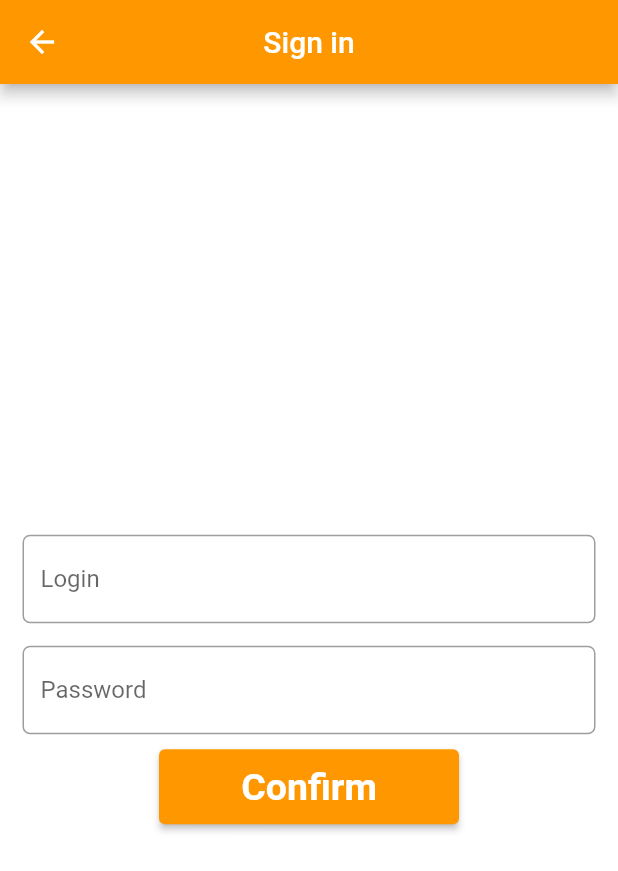
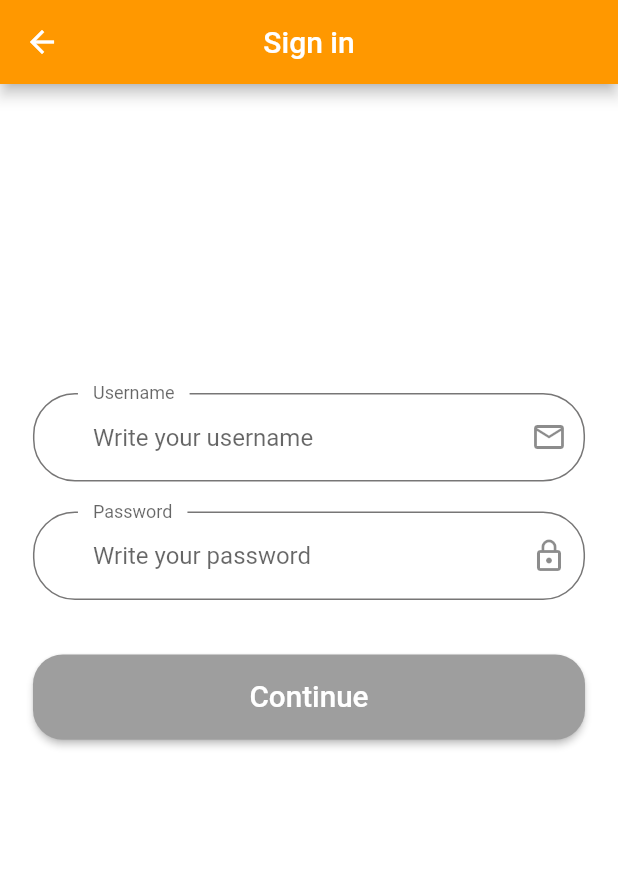
Before and after one commit to gikKid/SimplePlanner, a Flutter app: the LoginWidget screen opened by its route, on a phone screen of 412 x 824 dp. Shown: the top 871 px of the screen. Run offline on Flutter 3.47's test engine with Material 2 defaults, Android fonts, the phone set to English and light mode, and no system bars; our stand-ins replace shared_preferences; accounts and stored records are empty.

Commit message:
refactor Sign in screen

```diff
--- /dev/null
+++ b/lib/ui/widgets/components/commonTextFormField.dart
@@ -0,0 +1,37 @@
+import 'package:flutter/material.dart';
+
+class CommonTextFormField extends StatelessWidget {
+  final String labelTitle;
+  final String hintTitle;
+  final IconData icon;
+  final TextInputType keyboardType;
+  final bool obscureText;
+  final Function(String value) press;
+
+  CommonTextFormField(
+      {super.key, required this.labelTitle, required this.hintTitle, required this.icon, required this.keyboardType, required this.obscureText, required this.press});
+
+  final outlineInputBorder = OutlineInputBorder(
+      borderRadius: BorderRadius.circular(28),
+      borderSide: const BorderSide(color: Color.fromARGB(255, 119, 118, 118)),
+      gapPadding: 10);
+
+  @override
+  Widget build(BuildContext context) {
+    return TextFormField(
+    keyboardType: keyboardType,
+    obscureText: obscureText,
+      decoration: InputDecoration(
+          labelText: labelTitle,
+          hintText: hintTitle,
+          floatingLabelBehavior: FloatingLabelBehavior.always,
+          contentPadding:
+              const EdgeInsets.symmetric(horizontal: 40, vertical: 20),
+          enabledBorder: outlineInputBorder,
+          focusedBorder: outlineInputBorder,
+          border: outlineInputBorder,
+          suffixIcon: Icon(icon)),
+          onChanged: press,
+    );
+  }
+}
--- a/lib/ui/widgets/components/defaultButton.dart
+++ b/lib/ui/widgets/components/continueButton.dart
@@ -1,13 +1,16 @@
 import 'package:flutter/material.dart';
 import '../../../domain/size_config.dart';
 
-class DefaultButton extends StatelessWidget {
-  const DefaultButton({
-    Key? key, required this.text, required this.press,
+class ContinueButton extends StatelessWidget {
+  const ContinueButton({
+    Key? key,
+    required this.text,
+    required this.press, required this.backColor,
   }) : super(key: key);
 
   final String text;
   final Function() press;
+  final Color backColor;
 
   @override
   Widget build(BuildContext context) {
@@ -16,7 +19,7 @@ class DefaultButton extends StatelessWidget {
       height: getProportionateScreenHeight(context, 56),
       child: ElevatedButton(
         style: ElevatedButton.styleFrom(
-            backgroundColor: Colors.orange,
+            backgroundColor: backColor,
             shape: RoundedRectangleBorder(
                 borderRadius: BorderRadius.circular(20))),
         onPressed: press,
--- /dev/null
+++ b/lib/ui/widgets/components/errorForm.dart
@@ -0,0 +1,19 @@
+import 'package:flutter/material.dart';
+import 'package:todo_application/domain/size_config.dart';
+
+class ErrorForm extends StatelessWidget {
+  final String text;
+
+  const ErrorForm({super.key, required this.text});
+
+  @override
+  Widget build(BuildContext context) {
+    return Row(
+    children: [
+    // const Icon(Icons.error_outline,color: Colors.red,),
+    SizedBox(width: getProportionateScreenWidth(context, 20),),
+    Text(text,style: const TextStyle(color: Colors.red),)
+    ],
+    );
+  }
+}
--- a/lib/ui/widgets/sreens/login_widget.dart
+++ b/lib/ui/widgets/sreens/login_widget.dart
@@ -1,6 +1,10 @@
 import 'package:flutter/material.dart';
 import 'package:provider/provider.dart';
 import 'package:todo_application/domain/constants.dart';
+import 'package:todo_application/domain/size_config.dart';
+import 'package:todo_application/ui/widgets/components/commonTextFormField.dart';
+import 'package:todo_application/ui/widgets/components/continueButton.dart';
+import 'package:todo_application/ui/widgets/components/errorForm.dart';
 
 enum _ViewModelAuthButtonState { canConfirm, authProcess, disable }
 
@@ -29,8 +33,6 @@ class _ViewModel extends ChangeNotifier {
   final _state = _ViewModelState();
   _ViewModelState get state => _state;
 
-  final textFieldborder = OutlineInputBorder(borderRadius: BorderRadius.circular(5));
-
   void changeLogin(String value) {
     if (_state.login == value) return;
     _state.login = value;
@@ -57,84 +59,80 @@ class LoginWidget extends StatelessWidget {
   @override
   Widget build(BuildContext context) {
     return Scaffold(
-    appBar: AppBar(title: const Text(loginTitleButton),centerTitle: true,backgroundColor: Colors.orange,),
-      body: Padding(
-          padding: const EdgeInsets.all(15.0),
-          child: Center(
+        appBar: AppBar(
+          title: const Text(loginTitleButton),
+          centerTitle: true,
+          backgroundColor: Colors.orange,
+        ),
+        body: SafeArea(
+            child: Padding(
+          padding: EdgeInsets.symmetric(
+              horizontal: getProportionateScreenWidth(context, 20)),
+          child: SingleChildScrollView(
+            child: SizedBox(
+              width: double.infinity,
               child: Column(
-            mainAxisSize: MainAxisSize.min,
-            children: const [
-              _ErrorTitleWidget(),
-              SizedBox(height: 10),
-              _LoginTextFieldWidget(),
-              SizedBox(height: 15),
-              _PasswordTextField(),
-              SizedBox(height: 10),
-              _ConfirmButtonWidget(),
-            ],
-          )
-        )
-      ),
-    );
+                children: [
+                SizedBox(height:SizeConfig(mediaQueryData: MediaQuery.of(context)).screenHeight() * 0.25,),
+               const SignForm()],
+              ),
+            ),
+          ),
+        ))
+        );
   }
 }
 
-class _ErrorTitleWidget extends StatelessWidget {
-  const _ErrorTitleWidget({super.key});
+class SignForm extends StatelessWidget {
+  const SignForm({super.key});
 
   @override
   Widget build(BuildContext context) {
-    final authErrorTitle =
-        context.select((_ViewModel value) => value.state.authErrorTitle);
+    final model = context.watch<_ViewModel>();
 
-    return Text(authErrorTitle);
+    return Form(
+        child: Column(
+      children: [
+        CommonTextFormField(
+          labelTitle: "Username",
+          hintTitle: "Write your username",
+          icon: Icons.mail_outline,
+          keyboardType: TextInputType.emailAddress,
+          obscureText: false,
+          press: ((value) {
+            model.changeLogin(value);
+          }),
+        ),
+        const SizedBox(height: 20),
+        CommonTextFormField(
+          labelTitle: "Password",
+          hintTitle: "Write your password",
+          icon: Icons.lock_outline,
+          keyboardType: TextInputType.text,
+          obscureText: true,
+          press: ((value) {
+            model.changePassword(value);
+          }),
+        ),
+        SizedBox(
+          height: getProportionateScreenHeight(context, 20),
+        ),
+        const _ErrorRowWidget(),
+        ContinueButton(
+        text: "Continue",
+        press: () {},
+        backColor: model.state.login.isNotEmpty & model.state.password.isNotEmpty ? Colors.orange : Colors.grey)
+      ],
+    ));
   }
 }
 
-class _LoginTextFieldWidget extends StatelessWidget {
-  const _LoginTextFieldWidget({super.key});
+class _ErrorRowWidget extends StatelessWidget {
+  const _ErrorRowWidget({super.key});
 
   @override
   Widget build(BuildContext context) {
-    final model = context.read<_ViewModel>();
-    return TextField(
-      decoration: InputDecoration(labelText: loginTitle,
-      border: model.textFieldborder),
-      onChanged: model.changeLogin,
-    );
+  final errorTitle = context.select((_ViewModel value) => value.state.authErrorTitle);
+    return ErrorForm(text: errorTitle);
   }
 }
-
-class _PasswordTextField extends StatelessWidget {
-  const _PasswordTextField({super.key});
-
-  @override
-  Widget build(BuildContext context) {
-    final model = context.read<_ViewModel>();
-    return TextField(
-      decoration: InputDecoration(labelText: passwordTitle,
-      border: model.textFieldborder),
-      obscureText: true,
-      onChanged: model.changePassword,
-    );
-  }
-}
-
-class _ConfirmButtonWidget extends StatelessWidget { //FUTURE: Create reusable confirm buttons
-  const _ConfirmButtonWidget({super.key});
-
-  @override
-  Widget build(BuildContext context) {
-    return ElevatedButton(
-      style: ElevatedButton.styleFrom(
-      textStyle: const TextStyle(fontSize: 25, fontWeight: FontWeight.bold),
-      padding: const EdgeInsets.all(10),
-      fixedSize: const Size(200, 50),
-      backgroundColor: Colors.orange,
-      foregroundColor: Colors.white,
-      ),
-      onPressed: () {},
-      child: const Text(confirmTitle),
-    );
-  }
-}
--- a/lib/ui/widgets/sreens/onboarding_widget.dart
+++ b/lib/ui/widgets/sreens/onboarding_widget.dart
@@ -5,7 +5,7 @@ import 'package:todo_application/domain/constants.dart';
 import 'package:todo_application/domain/size_config.dart';
 import 'package:todo_application/ui/navigation/main_navigation.dart';
 
-import '../components/defaultButton.dart';
+import '../components/continueButton.dart';
 
 //MARK: ViewModel
 
@@ -41,7 +41,7 @@ class _ViewModel extends ChangeNotifier {
 
   Future<void> onButtonPressed(BuildContext context) async {
     if (_currentPage == 1) {
-    (await sharedPreferences).setBool(isShowedOnBoardingScreen, true);
+      (await sharedPreferences).setBool(isShowedOnBoardingScreen, true);
       MainNavigation.showStartingScreen(context);
       return;
     }
@@ -52,7 +52,8 @@ class _ViewModel extends ChangeNotifier {
   }
 
   Future<void> didLoad() async {
-    final isShowed = (await sharedPreferences).getBool(isShowedOnBoardingScreen);
+    final isShowed =
+        (await sharedPreferences).getBool(isShowedOnBoardingScreen);
     if (isShowed != null && isShowed) {
       MainNavigation.showStartingScreen(context);
     }
@@ -66,7 +67,8 @@ class OnBoardingWidget extends StatelessWidget {
 
   static Widget create() {
     return ChangeNotifierProvider(
-        create: (context) => _ViewModel(context), child: const OnBoardingWidget());
+        create: (context) => _ViewModel(context),
+        child: const OnBoardingWidget());
   }
 
   @override
@@ -120,11 +122,11 @@ class _Body extends StatelessWidget {
                                     )),
                           ),
                           const Spacer(flex: 3),
-                          DefaultButton(
+                          ContinueButton(
                             text: model.currentPage == 1 ? "Start" : "Continue",
                             press: () {
                               model.onButtonPressed.call(context);
-                            },
+                            }, backColor: Colors.orange,
                           ),
                           const Spacer()
                         ],
```
